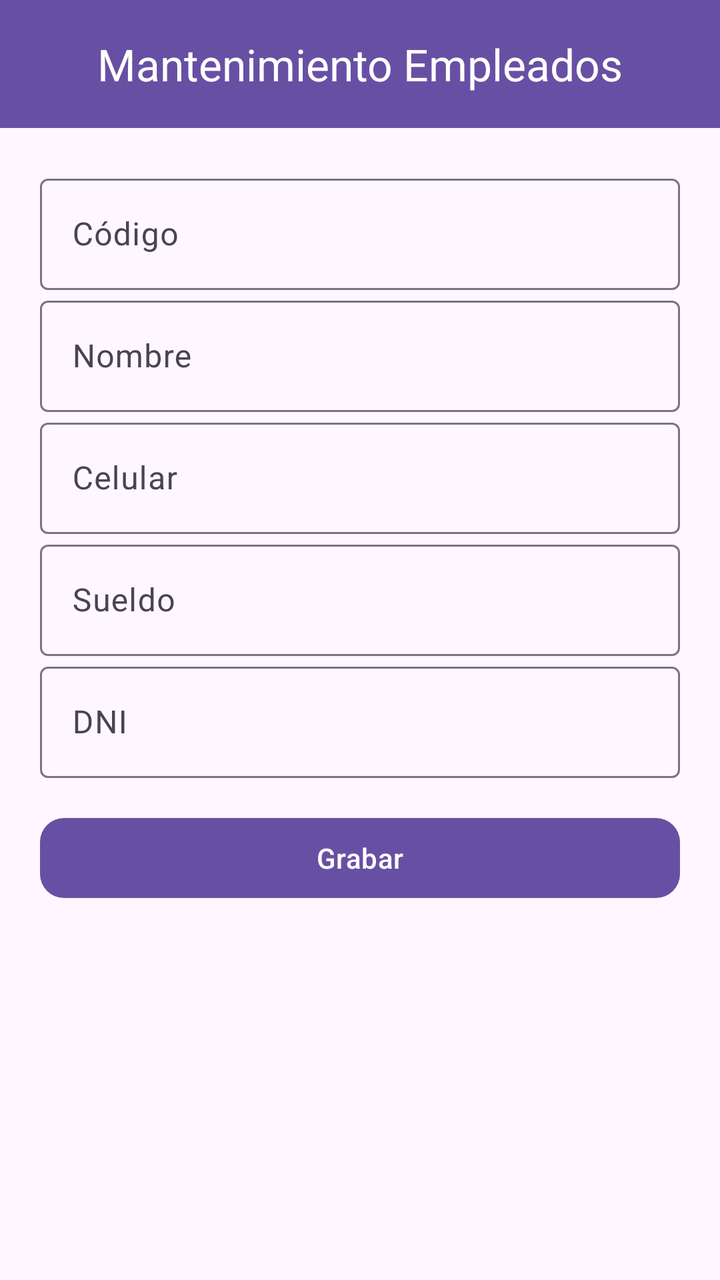
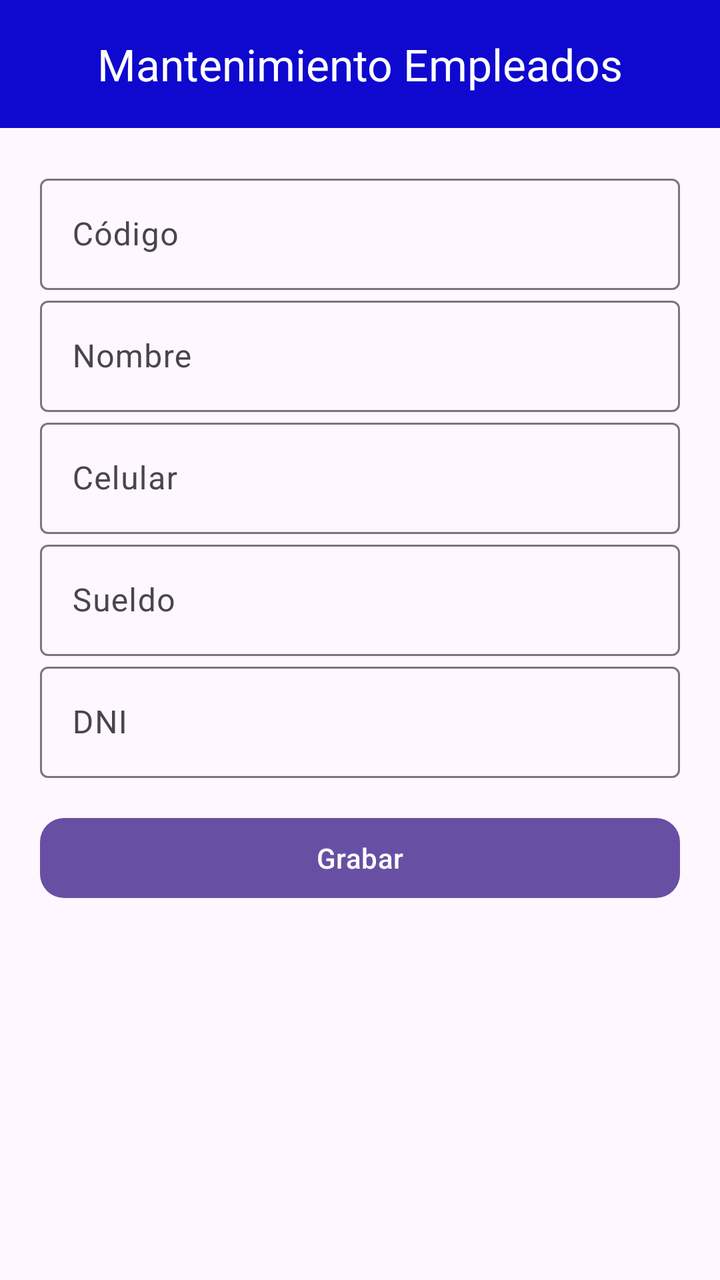

Two renders of the same Android screen: before a commit and after it. Below are the layout's source before the change and the commit's diff.
<!-- AndroidManifest.xml: application theme Theme.AppMantenimiento -->
<!-- res/layout/activity_main.xml -->
<?xml version="1.0" encoding="utf-8"?>
<androidx.constraintlayout.widget.ConstraintLayout xmlns:android="http://schemas.android.com/apk/res/android"
    xmlns:app="http://schemas.android.com/apk/res-auto"
    xmlns:tools="http://schemas.android.com/tools"
    android:id="@+id/main"
    android:layout_width="match_parent"
    android:layout_height="match_parent"
    tools:context=".MainActivity">

    <androidx.coordinatorlayout.widget.CoordinatorLayout
        xmlns:android="http://schemas.android.com/apk/res/android"
        xmlns:app="http://schemas.android.com/apk/res-auto"
        android:layout_width="match_parent"
        android:layout_height="match_parent">

        
        <com.google.android.material.appbar.MaterialToolbar
            android:id="@+id/topAppBar"
            android:layout_width="match_parent"
            android:layout_height="?attr/actionBarSize"
            android:background="?attr/colorPrimary"
            app:title="Mantenimiento Empleados"
            app:titleCentered="true"
            app:titleTextColor="@android:color/white" />

        
        <androidx.core.widget.NestedScrollView
            android:layout_width="match_parent"
            android:layout_height="match_parent"
            android:padding="20dp"
            android:layout_marginTop="?attr/actionBarSize"
            android:fillViewport="true">

            <LinearLayout
                android:orientation="vertical"
                android:layout_width="match_parent"
                android:layout_height="wrap_content">

                
                <com.google.android.material.textfield.TextInputLayout
                    android:layout_width="match_parent"
                    android:layout_height="wrap_content"
                    android:hint="Código">

                    <com.google.android.material.textfield.TextInputEditText
                        android:id="@+id/txtCodigo"
                        android:layout_width="match_parent"
                        android:layout_height="wrap_content"/>

                </com.google.android.material.textfield.TextInputLayout>

                
                <com.google.android.material.textfield.TextInputLayout
                    android:layout_width="match_parent"
                    android:layout_height="wrap_content"
                    android:hint="Nombre">

                    <com.google.android.material.textfield.TextInputEditText
                        android:id="@+id/txtNombre"
                        android:layout_width="match_parent"
                        android:layout_height="wrap_content"/>

                </com.google.android.material.textfield.TextInputLayout>

                
                <com.google.android.material.textfield.TextInputLayout
                    android:layout_width="match_parent"
                    android:layout_height="wrap_content"
                    android:hint="Celular">

                    <com.google.android.material.textfield.TextInputEditText
                        android:id="@+id/txtCelular"
                        android:inputType="phone"
                        android:layout_width="match_parent"
                        android:layout_height="wrap_content"/>

                </com.google.android.material.textfield.TextInputLayout>

                
                <com.google.android.material.textfield.TextInputLayout
                    android:layout_width="match_parent"
                    android:layout_height="wrap_content"
                    android:hint="Sueldo">

                    <com.google.android.material.textfield.TextInputEditText
                        android:id="@+id/txtSueldo"
                        android:inputType="numberDecimal"
                        android:layout_width="match_parent"
                        android:layout_height="wrap_content"/>

                </com.google.android.material.textfield.TextInputLayout>

                
                <com.google.android.material.textfield.TextInputLayout
                    android:layout_width="match_parent"
                    android:layout_height="wrap_content"
                    android:hint="DNI">

                    <com.google.android.material.textfield.TextInputEditText
                        android:id="@+id/txtDni"
                        android:inputType="number"
                        android:layout_width="match_parent"
                        android:layout_height="wrap_content"/>

                </com.google.android.material.textfield.TextInputLayout>

                
                <com.google.android.material.button.MaterialButton
                    android:id="@+id/btnGrabar"
                    android:layout_width="match_parent"
                    android:layout_height="wrap_content"
                    android:text="Grabar"
                    style="@style/Widget.Material3.Button"
                    android:layout_marginTop="16dp"
                    app:cornerRadius="12dp"/>

                <ListView
                    android:id="@+id/listEmpleados"
                    android:layout_width="match_parent"
                    android:layout_height="wrap_content"
                    android:divider="@android:color/darker_gray"
                    android:dividerHeight="1dp"/>

            </LinearLayout>

        </androidx.core.widget.NestedScrollView>

    </androidx.coordinatorlayout.widget.CoordinatorLayout>

</androidx.constraintlayout.widget.ConstraintLayout>
<!-- resources referenced by this layout -->
<resources>
  <style name="Theme.AppMantenimiento" parent="Base.Theme.AppMantenimiento" />
  <style name="Base.Theme.AppMantenimiento" parent="Theme.Material3.DayNight.NoActionBar">
          
          
      </style>
</resources>

<!-- the commit's change to res/layout/activity_main.xml (unified diff, before → after) -->
@@ -18,7 +18,7 @@
             android:id="@+id/topAppBar"
             android:layout_width="match_parent"
             android:layout_height="?attr/actionBarSize"
-            android:background="?attr/colorPrimary"
+            android:background="#0F08CF"
             app:title="Mantenimiento Empleados"
             app:titleCentered="true"
             app:titleTextColor="@android:color/white" />
